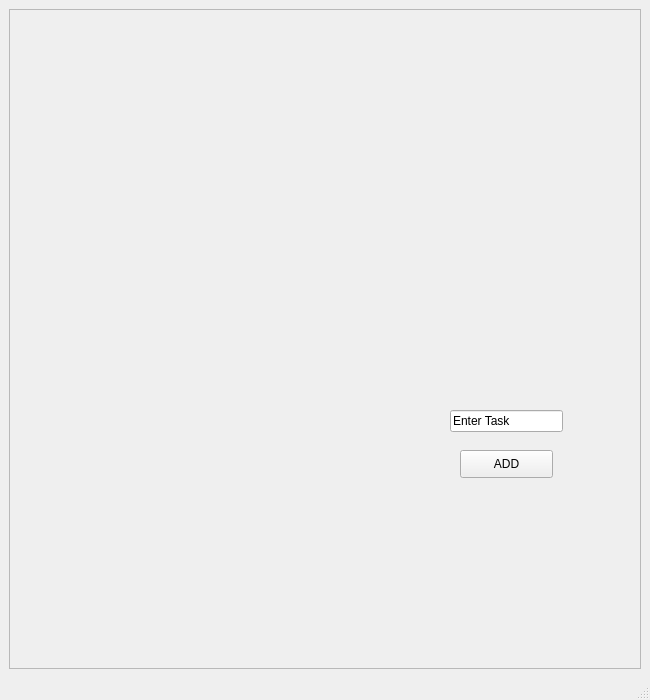
Devikarb/TIME4CLASS, file first/todo.ui: the form before one commit.
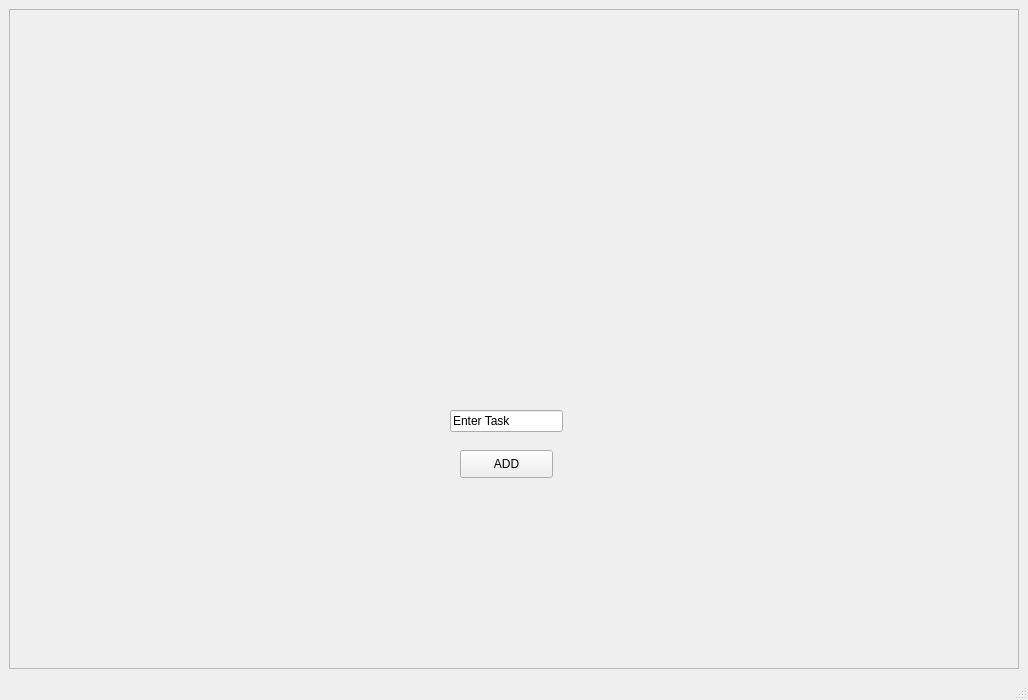
The form after the commit.

```diff
--- a/first/todo.ui
+++ b/first/todo.ui
@@ -6,7 +6,7 @@
    <rect>
     <x>0</x>
     <y>0</y>
-    <width>650</width>
+    <width>1028</width>
     <height>700</height>
    </rect>
   </property>
```
Left out of the diff: 4 changed lines with no effect on the pictures.
